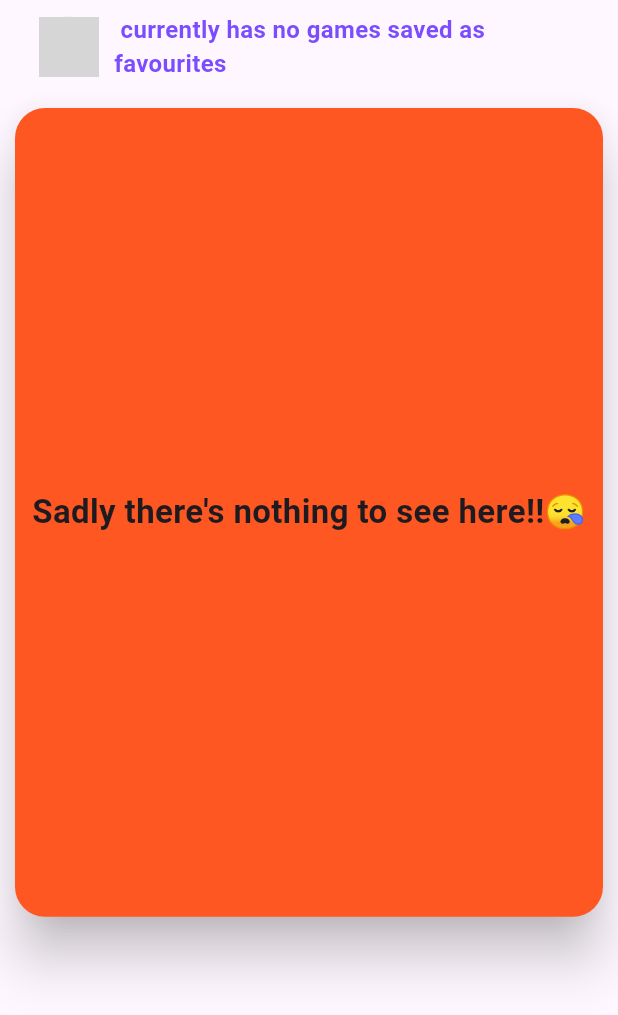
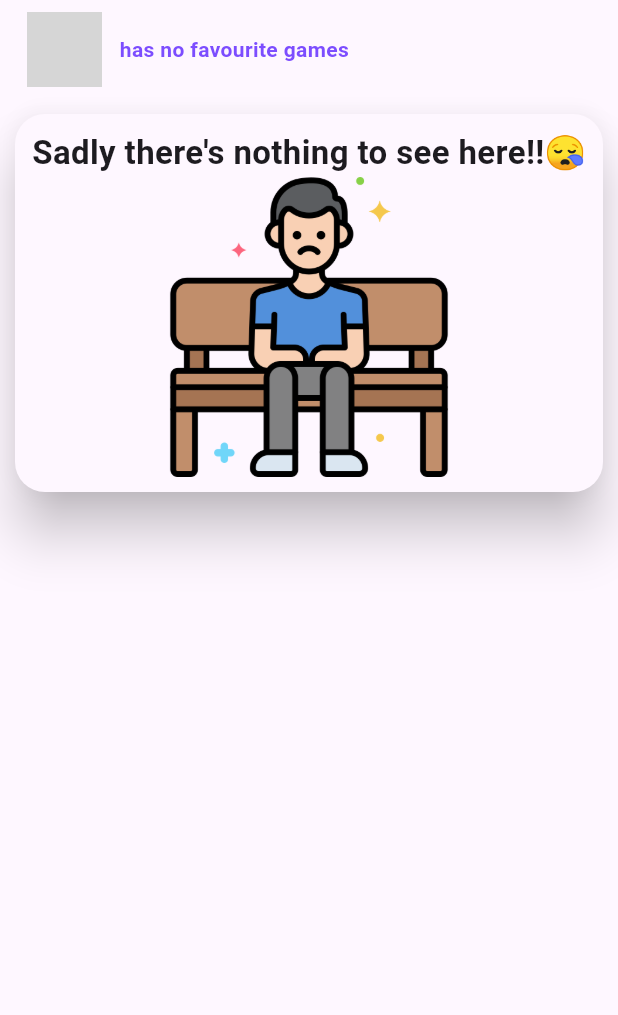
Before and after one commit to 8UCK37/teamfinder_mobile, a Flutter app: the FriendGamesShowCase screen opened directly with empty values, on a phone screen of 412 x 824 dp. Shown: the top 1015 px of the screen. Run offline on Flutter 3.47's test engine with Material 2 defaults, Android fonts, the phone set to English and light mode, and no system bars; our stand-ins replace audioplayers, cached_network_image, camera, concentric_transition, dio, expandable_text and 15 more; missing offline and left inert: bottom_sheet, colorful_circular_progress_indicator, colorful_progress_indicators, day_night_switcher, flutter_flip_card, newsfeed_multiple_imageview and 2 more; accounts and stored records are empty; network calls fail; grey boxes are pictures that could not be loaded.

Commit message:
misc design changes

```diff
--- a/lib/friend_profile_ui/friend_games_showcase.dart
+++ b/lib/friend_profile_ui/friend_games_showcase.dart
@@ -56,26 +56,27 @@ class _FriendGamesShowCaseState extends State<FriendGamesShowCase> {
                 Padding(
                   padding: const EdgeInsets.all(8.0),
                   child: Padding(
-                    padding: const EdgeInsets.only(left:18.0,right:18),
+                    padding: const EdgeInsets.only(left:10.0,right:18),
                     child: Row(
                       children: [
                         CircleAvatar(
+                          radius: 25,
                           backgroundImage: NetworkImage(widget.friendProfileImage!)
                         ),
-                        SizedBox(
-                          width: MediaQuery.of(context).size.width-100,
-                          child: Padding(
-                            padding: const EdgeInsets.only(left:10.0,right:10),
+                        Row(
+                          children: [
+                            Padding(
+                              padding: const EdgeInsets.all(8.0),
                               child: Text(
                                 showcase.length == 0
-                                  ? "${widget.friendName!} currently has no games saved as favourites"
+                                    ? "${widget.friendName!} has no favourite games"
                                     : "${widget.friendName!}'s favourite games",
                                 style:const TextStyle(
-                                  fontSize:16, //showcase.length == 0? 15:18,
                                     color: Colors.deepPurpleAccent,
-                                  fontWeight: FontWeight.bold),
+                                    fontWeight: FontWeight.bold,),
                               ),
                             ),
+                          ],
                         ),
                       ],
                     ),
@@ -86,32 +87,39 @@ class _FriendGamesShowCaseState extends State<FriendGamesShowCase> {
             Padding(
               padding: const EdgeInsets.all(10.0),
               child: Material(
-                color: Colors.deepOrange,
+                //color: Colors.deepOrange,
                 elevation: 15, // Elevation level
                 borderRadius: const BorderRadius.all(Radius.circular(20)),
                 child: Padding(
                   padding: const EdgeInsets.all(10),
-                  child: SizedBox(
-                      height: MediaQuery.of(context).size.height * .63,
-                      child: showcase.length!=0? CustomGrid(items: showcase!)
-                      : const Expanded(
-                        child: Column(
+                  child: Expanded(
+                    child: showcase.length != 0
+                        ? Column(
+                            children: [
+                              CustomGrid(items: showcase!),
+                            ],
+                          )
+                        :  Column(
                             mainAxisAlignment: MainAxisAlignment.center,
                             crossAxisAlignment: CrossAxisAlignment.center,
                             children: [
-                            Expanded(
-                              child: Row(
+                              const Row(
                                 mainAxisAlignment: MainAxisAlignment.center,
                                 children: [
                                   Text("Sadly there's nothing to see here!!😪",
-                                      style:TextStyle(fontWeight: FontWeight.bold,
-                                      fontSize: 22)
-                                    ),
+                                      style: TextStyle(
+                                          fontWeight: FontWeight.bold,
+                                          fontSize: 22)),
                                 ],
                               ),
-                            ),
+                              Container(
+                                height: 200,
+                                width: 200,
+                                decoration: const BoxDecoration(
+                                  image: DecorationImage(
+                                    image: AssetImage("assets/images/loneliness.png"))),
+                              )
                             ],
-                        ),
                           ),
                   ),
                 ),
--- a/lib/services/friend_profile_service.dart
+++ b/lib/services/friend_profile_service.dart
@@ -138,7 +138,7 @@ class FriendProfileService extends ChangeNotifier {
     if (response.statusCode == 200) {
       if (response.data != "not logged in") {
         twitchData = response.data;
-        debugPrint(twitchData.toString());
+        //debugPrint(twitchData.toString());
         notifyListeners();
       }
     }
```
Also changed, not shown: lib/friend_profile_ui/friend_linkedAcc.dart (+31 -29 lines), assets/images/loneliness.png (added), assets/images/steam_material.png (added). Lines whose indentation alone changed are shown as unchanged.
